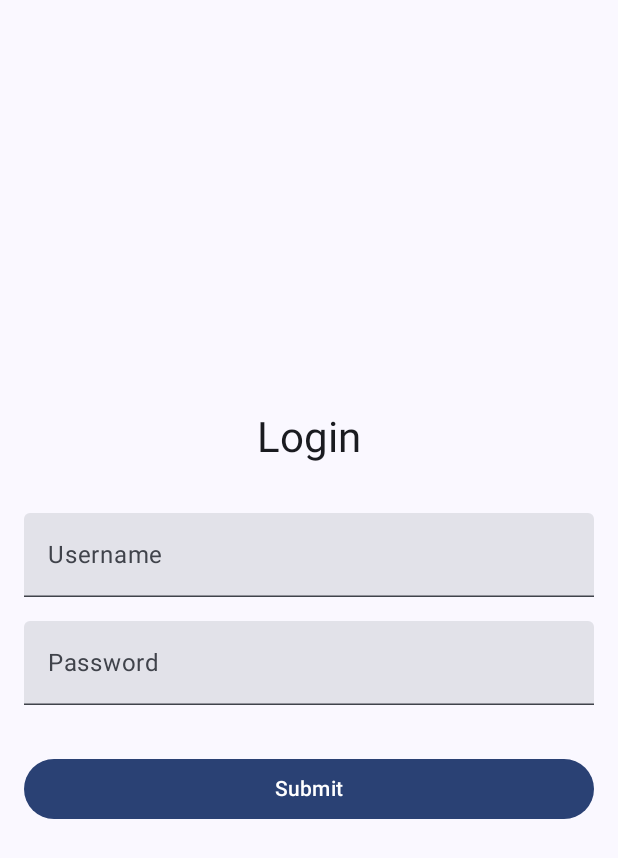
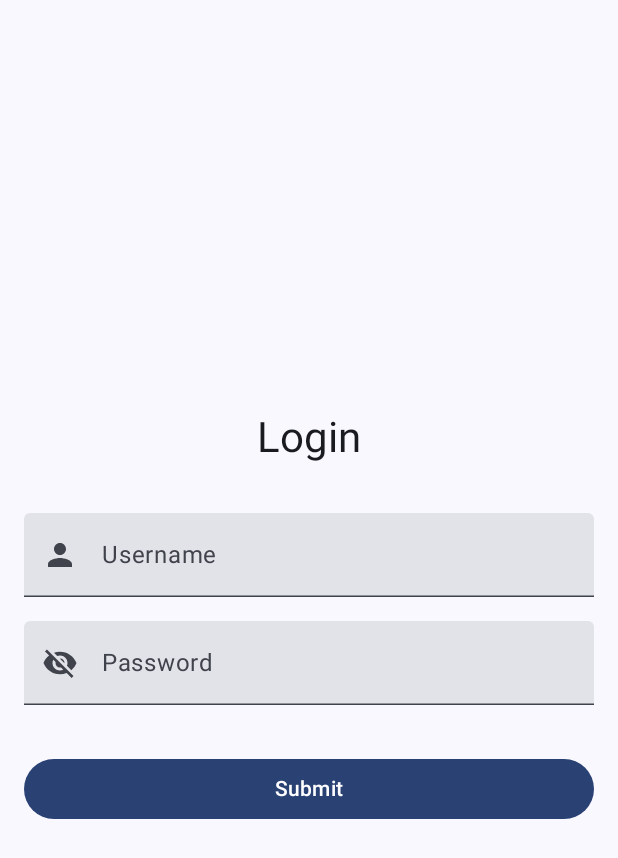
Before and after one commit to harim-fatima/login_app, an Android app built with Jetpack Compose: the screen it shows after launch (MainActivity), on a phone screen of 412 x 824 dp. Shown: the top 858 px of the screen. Run offline under Robolectric (Android 15) with nearby library versions, the phone set to English and light mode, and no system bars.

Commit message:
fix icon on fields

```diff
--- a/app/build.gradle.kts
+++ b/app/build.gradle.kts
@@ -56,4 +56,6 @@ dependencies {
     androidTestImplementation(libs.androidx.ui.test.junit4)
     debugImplementation(libs.androidx.ui.tooling)
     debugImplementation(libs.androidx.ui.test.manifest)
+    implementation("androidx.compose.material3:material3:1.3.1")
+    implementation("androidx.compose.material:material-icons-extended-android:1.7.7")
 }
--- a/app/src/main/java/com/example/loginapp/MainActivity.kt
+++ b/app/src/main/java/com/example/loginapp/MainActivity.kt
@@ -4,13 +4,22 @@ import android.os.Bundle
 import androidx.activity.ComponentActivity
 import androidx.activity.compose.setContent
 import androidx.activity.enableEdgeToEdge
+import androidx.compose.foundation.clickable
 import androidx.compose.foundation.layout.*
+import androidx.compose.foundation.text.KeyboardOptions
+import androidx.compose.material.icons.Icons
+import androidx.compose.material.icons.filled.Person
+import androidx.compose.material.icons.filled.Visibility
+import androidx.compose.material.icons.filled.VisibilityOff
 import androidx.compose.material3.*
 import androidx.compose.runtime.*
 import androidx.compose.ui.Alignment
+import androidx.compose.ui.text.input.KeyboardType
 import androidx.compose.ui.Modifier
+import androidx.compose.ui.text.input.PasswordVisualTransformation
 import androidx.compose.ui.tooling.preview.Preview
 import androidx.compose.ui.text.input.TextFieldValue
+import androidx.compose.ui.text.input.VisualTransformation
 import androidx.compose.ui.unit.dp
 import com.example.loginapp.ui.theme.LoginAppTheme
 
@@ -32,6 +41,7 @@ class MainActivity : ComponentActivity() {
 fun LoginForm(modifier: Modifier = Modifier) {
     var loginText by remember { mutableStateOf(TextFieldValue("")) }
     var passwordText by remember { mutableStateOf(TextFieldValue("")) }
+    var passwordVisible by remember { mutableStateOf(false) }
 
     Column(
         modifier = modifier
@@ -48,17 +58,29 @@ fun LoginForm(modifier: Modifier = Modifier) {
             value = loginText,
             onValueChange = { loginText = it },
             modifier = Modifier.fillMaxWidth(),
-            label = { Text("Username") }
+            label = { Text("Username") },
+            singleLine = true,
+            leadingIcon = {
+                Icon(imageVector = Icons.Filled.Person, contentDescription = "User Icon")
+            }
         )
 
         Spacer(modifier = Modifier.height(16.dp))
 
         // Password text field
         TextField(
-            value = passwordText,
-            onValueChange = { passwordText = it },
-            modifier = Modifier.fillMaxWidth(),
-            label = { Text("Password") }
+            passwordText, { passwordText = it }, Modifier.fillMaxWidth(),
+            label = { Text("Password") },
+            singleLine = true,
+            leadingIcon = {
+                Icon(
+                    imageVector = if (passwordVisible) Icons.Filled.Visibility else Icons.Filled.VisibilityOff,
+                    contentDescription = "Toggle Password Visibility",
+                    modifier = Modifier.clickable { passwordVisible = !passwordVisible }
+                )
+            },
+            visualTransformation = if (passwordVisible) VisualTransformation.None else PasswordVisualTransformation(),
+            keyboardOptions = KeyboardOptions(keyboardType = KeyboardType.Password)
         )
 
         Spacer(modifier = Modifier.height(32.dp))
```
